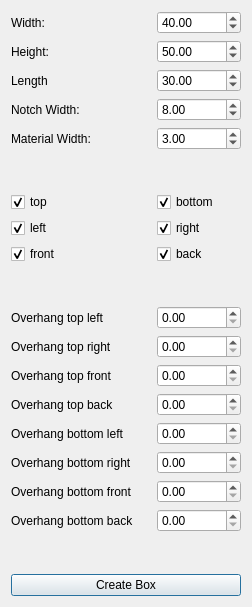
Old version of the form ObjectCreation/boxcreator/boxcreator.ui in the repository FreeCAD/FreeCAD-macros.
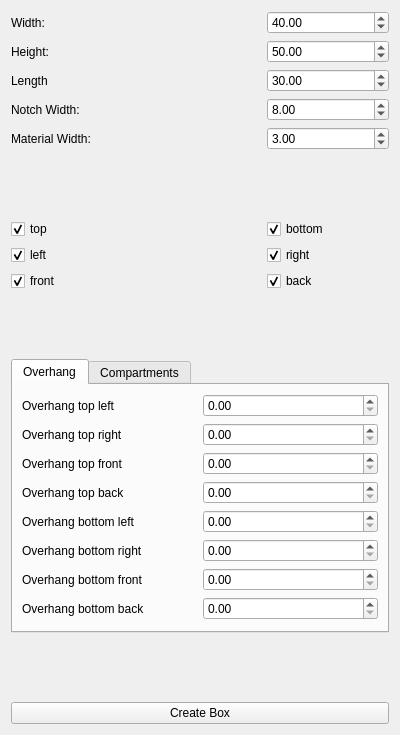
New version of the form.

Commit message: [Boxcreator] added create_compartment

```diff
--- a/ObjectCreation/boxcreator/boxcreator.ui
+++ b/ObjectCreation/boxcreator/boxcreator.ui
@@ -6,31 +6,38 @@
    <rect>
     <x>0</x>
     <y>0</y>
-    <width>252</width>
-    <height>607</height>
+    <width>400</width>
+    <height>735</height>
    </rect>
   </property>
   <property name="windowTitle">
    <string notr="true">Box Creator</string>
   </property>
   <layout class="QGridLayout" name="gridLayout">
-   <item row="6" column="2">
-    <widget class="QCheckBox" name="checkBoxBottom">
-     <property name="text">
-      <string notr="true">bottom</string>
+   <item row="2" column="2">
+    <widget class="QDoubleSpinBox" name="doubleSpinBoxHeight">
+     <property name="maximum">
+      <double>999999.000000000000000</double>
      </property>
-     <property name="checked">
-      <bool>true</bool>
+     <property name="value">
+      <double>50.000000000000000</double>
      </property>
     </widget>
    </item>
-   <item row="8" column="2">
-    <widget class="QCheckBox" name="checkBoxRight">
+   <item row="5" column="0" colspan="2">
+    <widget class="QLabel" name="label_5">
      <property name="text">
-      <string notr="true">right</string>
+      <string notr="true">Material Width:</string>
      </property>
-     <property name="checked">
-      <bool>true</bool>
+    </widget>
+   </item>
+   <item row="5" column="2">
+    <widget class="QDoubleSpinBox" name="doubleSpinBoxMaterialWidth">
+     <property name="maximum">
+      <double>999999.000000000000000</double>
+     </property>
+     <property name="value">
+      <double>3.000000000000000</double>
      </property>
     </widget>
    </item>
@@ -44,6 +51,274 @@
      </property>
     </widget>
    </item>
+   <item row="2" column="0">
+    <widget class="QLabel" name="label_2">
+     <property name="text">
+      <string notr="true">Height:</string>
+     </property>
+    </widget>
+   </item>
+   <item row="9" column="0">
+    <widget class="QCheckBox" name="checkBoxTop">
+     <property name="text">
+      <string notr="true">top</string>
+     </property>
+     <property name="checked">
+      <bool>true</bool>
+     </property>
+    </widget>
+   </item>
+   <item row="3" column="2">
+    <widget class="QDoubleSpinBox" name="doubleSpinBoxLength">
+     <property name="maximum">
+      <double>999999.000000000000000</double>
+     </property>
+     <property name="value">
+      <double>30.000000000000000</double>
+     </property>
+    </widget>
+   </item>
+   <item row="3" column="0">
+    <widget class="QLabel" name="label_3">
+     <property name="text">
+      <string notr="true">Length</string>
+     </property>
+    </widget>
+   </item>
+   <item row="13" column="2">
+    <widget class="QCheckBox" name="checkBoxBack">
+     <property name="text">
+      <string notr="true">back</string>
+     </property>
+     <property name="checked">
+      <bool>true</bool>
+     </property>
+    </widget>
+   </item>
+   <item row="4" column="2">
+    <widget class="QDoubleSpinBox" name="doubleSpinBoxNotchWidth">
+     <property name="maximum">
+      <double>999999.000000000000000</double>
+     </property>
+     <property name="value">
+      <double>8.000000000000000</double>
+     </property>
+    </widget>
+   </item>
+   <item row="16" column="0" colspan="3">
+    <widget class="QTabWidget" name="tabWidget">
+     <property name="currentIndex">
+      <number>0</number>
+     </property>
+     <widget class="QWidget" name="tab">
+      <attribute name="title">
+       <string notr="true">Overhang</string>
+      </attribute>
+      <layout class="QGridLayout" name="gridLayout_4">
+       <item row="16" column="2">
+        <widget class="QDoubleSpinBox" name="overhangTopFront">
+         <property name="maximum">
+          <double>999999.000000000000000</double>
+         </property>
+        </widget>
+       </item>
+       <item row="19" column="2">
+        <widget class="QDoubleSpinBox" name="overhangBotRight">
+         <property name="maximum">
+          <double>999999.000000000000000</double>
+         </property>
+        </widget>
+       </item>
+       <item row="17" column="0">
+        <widget class="QLabel" name="label_9">
+         <property name="text">
+          <string notr="true">Overhang top back</string>
+         </property>
+        </widget>
+       </item>
+       <item row="14" column="0">
+        <widget class="QLabel" name="label_6">
+         <property name="text">
+          <string notr="true">Overhang top left</string>
+         </property>
+        </widget>
+       </item>
+       <item row="14" column="2">
+        <widget class="QDoubleSpinBox" name="overhangTopLeft">
+         <property name="maximum">
+          <double>999999.000000000000000</double>
+         </property>
+        </widget>
+       </item>
+       <item row="18" column="0">
+        <widget class="QLabel" name="label_10">
+         <property name="text">
+          <string notr="true">Overhang bottom left</string>
+         </property>
+        </widget>
+       </item>
+       <item row="18" column="2">
+        <widget class="QDoubleSpinBox" name="overhangBotLeft">
+         <property name="maximum">
+          <double>999999.000000000000000</double>
+         </property>
+        </widget>
+       </item>
+       <item row="17" column="2">
+        <widget class="QDoubleSpinBox" name="overhangTopBack">
+         <property name="maximum">
+          <double>999999.000000000000000</double>
+         </property>
+        </widget>
+       </item>
+       <item row="15" column="0">
+        <widget class="QLabel" name="label_7">
+         <property name="text">
+          <string notr="true">Overhang top right</string>
+         </property>
+        </widget>
+       </item>
+       <item row="22" column="0">
+        <widget class="QLabel" name="label_13">
+         <property name="text">
+          <string notr="true">Overhang bottom back</string>
+         </property>
+        </widget>
+       </item>
+       <item row="15" column="2">
+        <widget class="QDoubleSpinBox" name="overhangTopRight">
+         <property name="maximum">
+          <double>999999.000000000000000</double>
+         </property>
+        </widget>
+       </item>
+       <item row="16" column="0">
+        <widget class="QLabel" name="label_8">
+         <property name="text">
+          <string notr="true">Overhang top front</string>
+         </property>
+        </widget>
+       </item>
+       <item row="19" column="0">
+        <widget class="QLabel" name="label_11">
+         <property name="text">
+          <string notr="true">Overhang bottom right</string>
+         </property>
+        </widget>
+       </item>
+       <item row="21" column="0">
+        <widget class="QLabel" name="label_12">
+         <property name="text">
+          <string notr="true">Overhang bottom front</string>
+         </property>
+        </widget>
+       </item>
+       <item row="22" column="2">
+        <widget class="QDoubleSpinBox" name="overhangBotBack">
+         <property name="maximum">
+          <double>999999.000000000000000</double>
+         </property>
+        </widget>
+       </item>
+       <item row="21" column="2">
+        <widget class="QDoubleSpinBox" name="overhangBotFront">
+         <property name="maximum">
+          <double>999999.000000000000000</double>
+         </property>
+        </widget>
+       </item>
+      </layout>
+     </widget>
+     <widget class="QWidget" name="tab_2">
+      <attribute name="title">
+       <string notr="true">Compartments</string>
+      </attribute>
+      <layout class="QGridLayout" name="gridLayout_2">
+       <item row="2" column="1">
+        <widget class="QDoubleSpinBox" name="compartmentOffset">
+         <property name="maximum">
+          <double>99999999.000000000000000</double>
+         </property>
+         <property name="value">
+          <double>20.000000000000000</double>
+         </property>
+        </widget>
+       </item>
+       <item row="7" column="0" colspan="2">
+        <widget class="QPushButton" name="pushButton_CompartZ">
+         <property name="text">
+          <string notr="true">Create Z Compartment</string>
+         </property>
+        </widget>
+       </item>
+       <item row="2" column="0">
+        <widget class="QLabel" name="label_14">
+         <property name="text">
+          <string notr="true">Offset</string>
+         </property>
+        </widget>
+       </item>
+       <item row="5" column="0" colspan="2">
+        <widget class="QPushButton" name="pushButton_CompartX">
+         <property name="text">
+          <string notr="true">Create X Compartment</string>
+         </property>
+        </widget>
+       </item>
+       <item row="1" column="0">
+        <spacer name="verticalSpacer_5">
+         <property name="orientation">
+          <enum>Qt::Vertical</enum>
+         </property>
+         <property name="sizeHint" stdset="0">
+          <size>
+           <width>20</width>
+           <height>40</height>
+          </size>
+         </property>
+        </spacer>
+       </item>
+       <item row="6" column="0" colspan="2">
+        <widget class="QPushButton" name="pushButton_CompartY">
+         <property name="text">
+          <string notr="true">Create Y Compartment</string>
+         </property>
+        </widget>
+       </item>
+       <item row="3" column="0">
+        <spacer name="verticalSpacer_3">
+         <property name="orientation">
+          <enum>Qt::Vertical</enum>
+         </property>
+         <property name="sizeHint" stdset="0">
+          <size>
+           <width>20</width>
+           <height>40</height>
+          </size>
+         </property>
+        </spacer>
+       </item>
+       <item row="0" column="0" colspan="2">
+        <widget class="QLabel" name="label_15">
+         <property name="text">
+          <string notr="true">Select a box or some sides of a box first</string>
+         </property>
+        </widget>
+       </item>
+      </layout>
+     </widget>
+    </widget>
+   </item>
+   <item row="11" column="2">
+    <widget class="QCheckBox" name="checkBoxRight">
+     <property name="text">
+      <string notr="true">right</string>
+     </property>
+     <property name="checked">
+      <bool>true</bool>
+     </property>
+    </widget>
+   </item>
    <item row="0" column="2">
     <widget class="QDoubleSpinBox" name="doubleSpinBoxWidth">
      <property name="decimals">
@@ -60,83 +335,15 @@
      </property>
     </widget>
    </item>
-   <item row="1" column="0">
-    <widget class="QLabel" name="label_2">
-     <property name="text">
-      <string notr="true">Height:</string>
-     </property>
-    </widget>
-   </item>
-   <item row="1" column="2">
-    <widget class="QDoubleSpinBox" name="doubleSpinBoxHeight">
-     <property name="maximum">
-      <double>999999.000000000000000</double>
-     </property>
-     <property name="value">
-      <double>50.000000000000000</double>
-     </property>
-    </widget>
-   </item>
-   <item row="2" column="0">
-    <widget class="QLabel" name="label_3">
-     <property name="text">
-      <string notr="true">Length</string>
-     </property>
-    </widget>
-   </item>
-   <item row="4" column="2">
-    <widget class="QDoubleSpinBox" name="doubleSpinBoxMaterialWidth">
-     <property name="maximum">
-      <double>999999.000000000000000</double>
-     </property>
-     <property name="value">
-      <double>3.000000000000000</double>
-     </property>
-    </widget>
-   </item>
-   <item row="2" column="2">
-    <widget class="QDoubleSpinBox" name="doubleSpinBoxLength">
-     <property name="maximum">
-      <double>999999.000000000000000</double>
-     </property>
-     <property name="value">
-      <double>30.000000000000000</double>
-     </property>
-    </widget>
-   </item>
-   <item row="3" column="0" colspan="2">
+   <item row="4" column="0">
     <widget class="QLabel" name="label_4">
      <property name="text">
       <string notr="true">Notch Width:</string>
      </property>
     </widget>
    </item>
-   <item row="3" column="2">
-    <widget class="QDoubleSpinBox" name="doubleSpinBoxNotchWidth">
-     <property name="maximum">
-      <double>999999.000000000000000</double>
-     </property>
-     <property name="value">
-      <double>8.000000000000000</double>
-     </property>
-    </widget>
-   </item>
-   <item row="4" column="0" colspan="2">
-    <widget class="QLabel" name="label_5">
-     <property name="text">
-      <string notr="true">Material Width:</string>
-     </property>
-    </widget>
-   </item>
-   <item row="23" column="0" colspan="3">
-    <widget class="QPushButton" name="pushButton">
-     <property name="text">
-      <string notr="true">Create Box</string>
-     </property>
-    </widget>
-   </item>
-   <item row="5" column="0">
-    <spacer name="verticalSpacer">
+   <item row="14" column="0">
+    <spacer name="verticalSpacer_2">
      <property name="orientation">
       <enum>Qt::Vertical</enum>
      </property>
@@ -148,44 +355,20 @@
      </property>
     </spacer>
    </item>
-   <item row="10" column="2">
-    <widget class="QCheckBox" name="checkBoxBack">
-     <property name="text">
-      <string notr="true">back</string>
-     </property>
-     <property name="checked">
-      <bool>true</bool>
-     </property>
-    </widget>
-   </item>
-   <item row="13" column="2">
-    <widget class="QDoubleSpinBox" name="doubleSpinBoxOverhang1">
-     <property name="maximum">
-      <double>999999.000000000000000</double>
-     </property>
-    </widget>
-   </item>
-   <item row="6" column="0">
-    <widget class="QCheckBox" name="checkBoxTop">
-     <property name="text">
-      <string notr="true">top</string>
-     </property>
-     <property name="checked">
-      <bool>true</bool>
-     </property>
-    </widget>
-   </item>
    <item row="8" column="0">
-    <widget class="QCheckBox" name="checkBoxLeft">
-     <property name="text">
-      <string notr="true">left</string>
+    <spacer name="verticalSpacer">
+     <property name="orientation">
+      <enum>Qt::Vertical</enum>
      </property>
-     <property name="checked">
-      <bool>true</bool>
+     <property name="sizeHint" stdset="0">
+      <size>
+       <width>20</width>
+       <height>40</height>
+      </size>
      </property>
-    </widget>
+    </spacer>
    </item>
-   <item row="10" column="0">
+   <item row="13" column="0">
     <widget class="QCheckBox" name="checkBoxFront">
      <property name="text">
       <string notr="true">front</string>
@@ -195,77 +378,28 @@
      </property>
     </widget>
    </item>
-   <item row="12" column="0">
-    <spacer name="verticalSpacer_2">
-     <property name="orientation">
-      <enum>Qt::Vertical</enum>
-     </property>
-     <property name="sizeHint" stdset="0">
-      <size>
-       <width>20</width>
-       <height>40</height>
-      </size>
-     </property>
-    </spacer>
-   </item>
-   <item row="13" column="0">
-    <widget class="QLabel" name="label_6">
+   <item row="9" column="2">
+    <widget class="QCheckBox" name="checkBoxBottom">
      <property name="text">
-      <string notr="true">Overhang top left</string>
+      <string notr="true">bottom</string>
      </property>
-    </widget>
-   </item>
-   <item row="16" column="0">
-    <widget class="QLabel" name="label_9">
-     <property name="text">
-      <string notr="true">Overhang top back</string>
+     <property name="checked">
+      <bool>true</bool>
      </property>
     </widget>
    </item>
-   <item row="15" column="0">
-    <widget class="QLabel" name="label_8">
+   <item row="11" column="0">
+    <widget class="QCheckBox" name="checkBoxLeft">
      <property name="text">
-      <string notr="true">Overhang top front</string>
+      <string notr="true">left</string>
      </property>
-    </widget>
-   </item>
-   <item row="14" column="0">
-    <widget class="QLabel" name="label_7">
-     <property name="text">
-      <string notr="true">Overhang top right</string>
-     </property>
-    </widget>
-   </item>
-   <item row="21" column="0">
-    <widget class="QLabel" name="label_13">
-     <property name="text">
-      <string notr="true">Overhang bottom back</string>
-     </property>
-    </widget>
-   </item>
-   <item row="18" column="0">
-    <widget class="QLabel" name="label_11">
-     <property name="text">
-      <string notr="true">Overhang bottom right</string>
+     <property name="checked">
+      <bool>true</bool>
      </property>
     </widget>
    </item>
    <item row="17" column="0">
-    <widget class="QLabel" name="label_10">
-     <property name="text">
-      <string notr="true">Overhang bottom left</string>
-     </property>
-    </widget>
-   </item>
-   <item row="20" column="0">
-    <widget class="QLabel" name="label_12">
-     <property name="text">
-      <string notr="true">Overhang bottom front</string>
-     </property>
-    </widget>
-   </item>
-   <item row="22" column="0">
-    <spacer name="verticalSpacer_3">
+    <spacer name="verticalSpacer_4">
      <property name="orientation">
       <enum>Qt::Vertical</enum>
      </property>
@@ -277,52 +411,10 @@
      </property>
     </spacer>
    </item>
-   <item row="14" column="2">
-    <widget class="QDoubleSpinBox" name="doubleSpinBoxOverhang2">
-     <property name="maximum">
-      <double>999999.000000000000000</double>
-     </property>
-    </widget>
-   </item>
-   <item row="15" column="2">
-    <widget class="QDoubleSpinBox" name="doubleSpinBoxOverhang3">
-     <property name="maximum">
-      <double>999999.000000000000000</double>
-     </property>
-    </widget>
-   </item>
-   <item row="16" column="2">
-    <widget class="QDoubleSpinBox" name="doubleSpinBoxOverhang4">
-     <property name="maximum">
-      <double>999999.000000000000000</double>
-     </property>
-    </widget>
-   </item>
-   <item row="17" column="2">
-    <widget class="QDoubleSpinBox" name="doubleSpinBoxOverhang5">
-     <property name="maximum">
-      <double>999999.000000000000000</double>
-     </property>
-    </widget>
-   </item>
-   <item row="18" column="2">
-    <widget class="QDoubleSpinBox" name="doubleSpinBoxOverhang6">
-     <property name="maximum">
-      <double>999999.000000000000000</double>
-     </property>
-    </widget>
-   </item>
-   <item row="20" column="2">
-    <widget class="QDoubleSpinBox" name="doubleSpinBoxOverhang7">
-     <property name="maximum">
-      <double>999999.000000000000000</double>
-     </property>
-    </widget>
-   </item>
-   <item row="21" column="2">
-    <widget class="QDoubleSpinBox" name="doubleSpinBoxOverhang8">
-     <property name="maximum">
-      <double>999999.000000000000000</double>
+   <item row="18" column="0" colspan="3">
+    <widget class="QPushButton" name="pushButtonCreate">
+     <property name="text">
+      <string notr="true">Create Box</string>
      </property>
     </widget>
    </item>
```
The commit also changes 2 other files.
